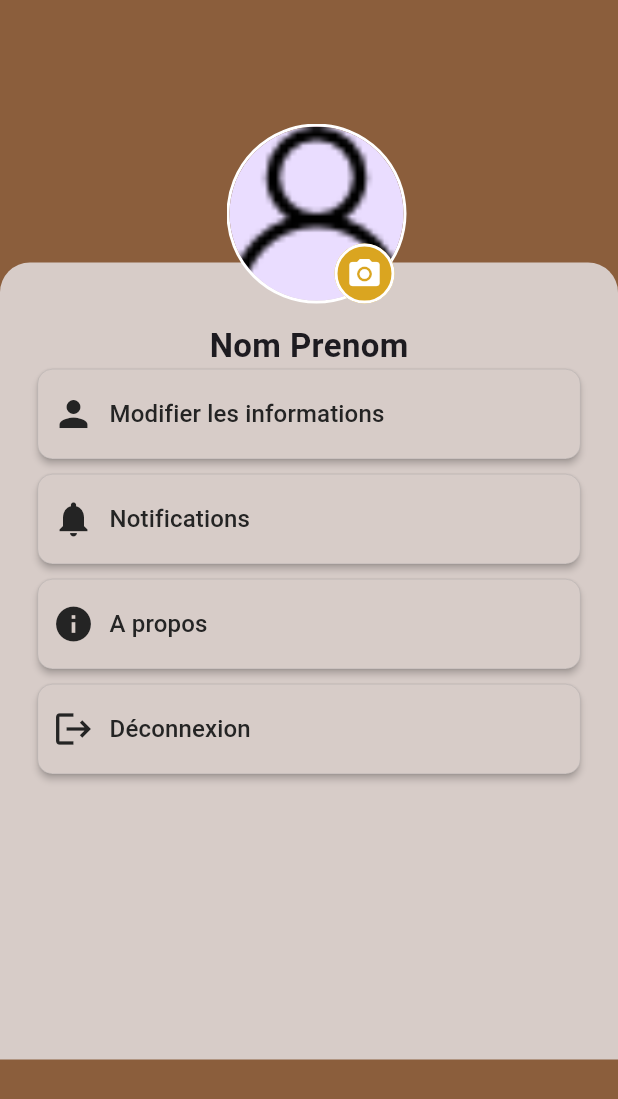
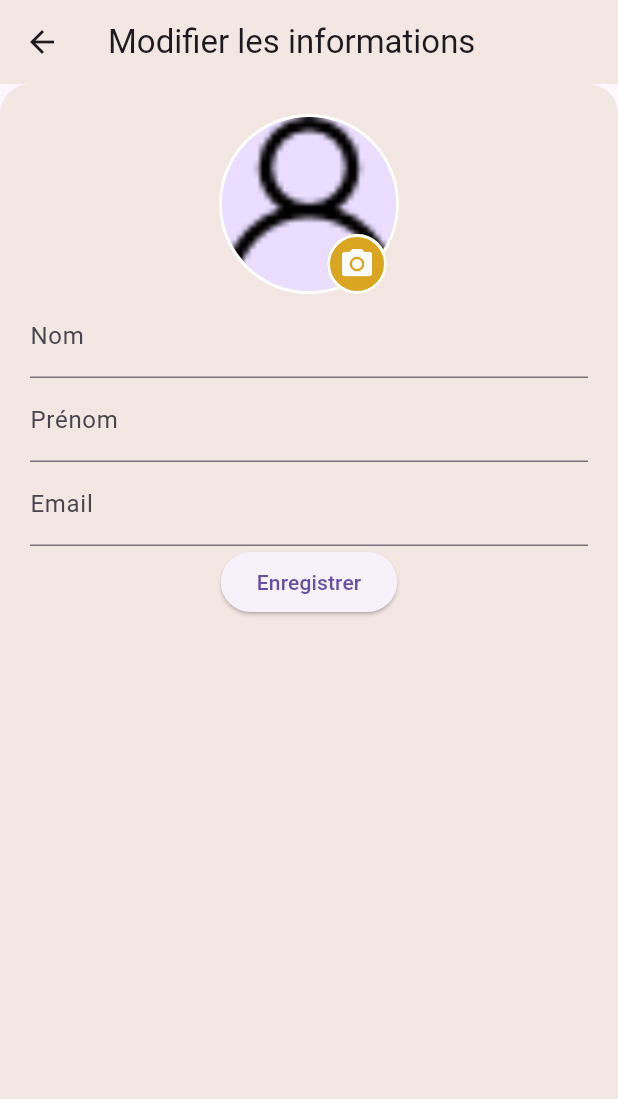
Before and after one commit to nahidath/flutter-app, a Flutter app: the ProfilePage screen opened directly, after a tap on "Modifier les informations", on a phone screen of 412 x 824 dp. Shown: the top 1099 px of the screen. Run offline on Flutter 3.47's test engine with Material 3 defaults, Android fonts, the phone set to English and light mode, and no system bars; our stand-ins replace auto_size_text, share_plus; missing offline and left inert: auto_size_widget; network calls fail.

Commit message:
change background color, working on modify info page

```diff
--- a/myapp/lib/pages/article/article.dart
+++ b/myapp/lib/pages/article/article.dart
@@ -13,9 +13,9 @@ class ArticlePage extends StatelessWidget {
   @override
   Widget build(BuildContext context) {
     return  AnnotatedRegion(
-        value: const SystemUiOverlayStyle(statusBarColor: Color(0xFFD7CCC8), statusBarIconBrightness: Brightness.dark),
+        value: const SystemUiOverlayStyle(statusBarColor: Color(0xFFF3E7E4), statusBarIconBrightness: Brightness.dark),
         child: Scaffold(
-          backgroundColor: const Color(0xFFD7CCC8),
+          backgroundColor: const Color(0xFFF3E7E4),
           body: SingleChildScrollView(
             padding: const EdgeInsets.only(bottom: 30),
             child:
--- a/myapp/lib/pages/article/widgets/card_img.dart
+++ b/myapp/lib/pages/article/widgets/card_img.dart
@@ -30,7 +30,7 @@ class CardImg extends StatelessWidget {
         alignment: Alignment.topRight,
         child: Icon(
            Icons.favorite ,
-          color: Colors.red,
+          color: Color(0xFFD73034),
           size: 35,
         ),
       ) : SizedBox(height:0),
--- a/myapp/lib/pages/home/widgets/bottomNavBar.dart
+++ b/myapp/lib/pages/home/widgets/bottomNavBar.dart
@@ -33,7 +33,7 @@ class _BottomNavBarState extends State<BottomNavBar> {
     return Scaffold(
       body: _widgetOptions[_selectedIndex],
       bottomNavigationBar: Container(
-        color: const Color(0xFFD7CCC8),
+        color: const Color(0xFFF3E7E4),
         child: Container(
           decoration: BoxDecoration(
             boxShadow: [
--- a/myapp/lib/pages/home/widgets/category.dart
+++ b/myapp/lib/pages/home/widgets/category.dart
@@ -33,7 +33,7 @@ class CategorySection extends StatelessWidget {
   Widget build(BuildContext context) {
     return Container(
       decoration: const BoxDecoration(
-        color: Color(0xFFD7CCC8),
+        color: Color(0xFFF3E7E4),
         borderRadius: BorderRadius.only(
           topLeft: Radius.circular(20),
           topRight: Radius.circular(20),
--- a/myapp/lib/pages/profile/subpages/modifyInfo.dart
+++ b/myapp/lib/pages/profile/subpages/modifyInfo.dart
@@ -0,0 +1,62 @@
+import 'package:flutter/material.dart';
+import 'package:myapp/pages/profile/widgets/profilePicture.dart';
+
+
+
+
+class ModifyInfo extends StatefulWidget {
+  @override
+  _ModifyInfoState createState() => _ModifyInfoState();
+}
+
+class _ModifyInfoState extends State<ModifyInfo> {
+  @override
+  Widget build(BuildContext context) {
+   // return Container();
+    return Scaffold(
+      appBar: AppBar(
+        title: Text('Modifier les informations'),
+        backgroundColor: const Color(0xFFF3E7E4),
+      ),
+      body: Container(
+        padding: const EdgeInsets.all(20),
+        decoration: const BoxDecoration(
+          color: Color(0xFFF3E7E4),
+          borderRadius: BorderRadius.only(
+            topLeft: Radius.circular(20),
+            topRight: Radius.circular(20),
+          ),
+        ),
+        child: Column(
+          children: [
+            ProfilePicture(
+              imagePath: 'assets/img/user-no-photo.png',
+              radius: 60,
+              isEdit: true,
+              key: Key('profile-picture'),
+            ),
+            TextFormField(
+              decoration: const InputDecoration(
+                labelText: 'Nom',
+              ),
+            ),
+            TextFormField(
+              decoration: const InputDecoration(
+                labelText: 'Prénom',
+              ),
+            ),
+            TextFormField(
+              decoration: const InputDecoration(
+                labelText: 'Email',
+              ),
+            ),
+            ElevatedButton(
+              onPressed: () {},
+              child: const Text('Enregistrer'),
+            ),
+          ],
+        ),
+      ),
+    );
+  }
+}
--- a/myapp/lib/pages/profile/widgets/ProfileSection.dart
+++ b/myapp/lib/pages/profile/widgets/ProfileSection.dart
@@ -1,4 +1,5 @@
 import 'package:flutter/material.dart';
+import 'package:myapp/pages/profile/subpages/modifyInfo.dart';
 
 class ProfileSection extends StatelessWidget {
   ProfileSection({super.key});
@@ -7,6 +8,7 @@ class ProfileSection extends StatelessWidget {
     {
       'icon': Icons.person,
       'title': 'Modifier les informations',
+      'route': ModifyInfo(),
     },
     {
       'icon': Icons.notifications,
@@ -26,7 +28,7 @@ class ProfileSection extends StatelessWidget {
   Widget build(BuildContext context) {
     return Container(
       decoration: const BoxDecoration(
-        color: Color(0xFFD7CCC8),
+        color: Color(0xFFF3E7E4),
         borderRadius: BorderRadius.only(
           topLeft: Radius.circular(20),
           topRight: Radius.circular(20),
@@ -44,6 +46,7 @@ class ProfileSection extends StatelessWidget {
                   'Nom Prenom',
                   style: const TextStyle(
                     fontSize: 22,
+                    color: Color(0xFF41210b),
                     fontWeight: FontWeight.bold,
                   ),
                   overflow: TextOverflow.ellipsis,
@@ -60,9 +63,15 @@ class ProfileSection extends StatelessWidget {
                 crossAxisAlignment: CrossAxisAlignment.start,
                 children: [
                   ElevatedButton(
-                    onPressed: () { },
+                    onPressed: () {
+                      Navigator.of(context).push(
+                        MaterialPageRoute(
+                          builder: (context) => profilList[index]['route'] as Widget,
+                        ),
+                      );
+                    },
                     style: ElevatedButton.styleFrom(
-                      backgroundColor: const Color(0xFFD7CCC8),
+                      backgroundColor: const Color(0xFFFDF4F4),
                       padding: const EdgeInsets.all(10),
                       fixedSize: Size(MediaQuery.of(context).size.width, 60),
                       shape: RoundedRectangleBorder(
@@ -75,14 +84,14 @@ class ProfileSection extends StatelessWidget {
                       children: [
                         Icon(
                           profilList[index]['icon'] as IconData,
-                          color: Color(0xFF242424),
+                          color: Color(0xFF41210b),
                           size: 28,
                         ),
                         const SizedBox(width: 10),
                         Text(
                           profilList[index]['title'] as String,
                           style: const TextStyle(
-                            color: Color(0xFF242424),
+                            color: Color(0xFF41210b),
                             fontSize: 16,
                           ),
                         ),
```
